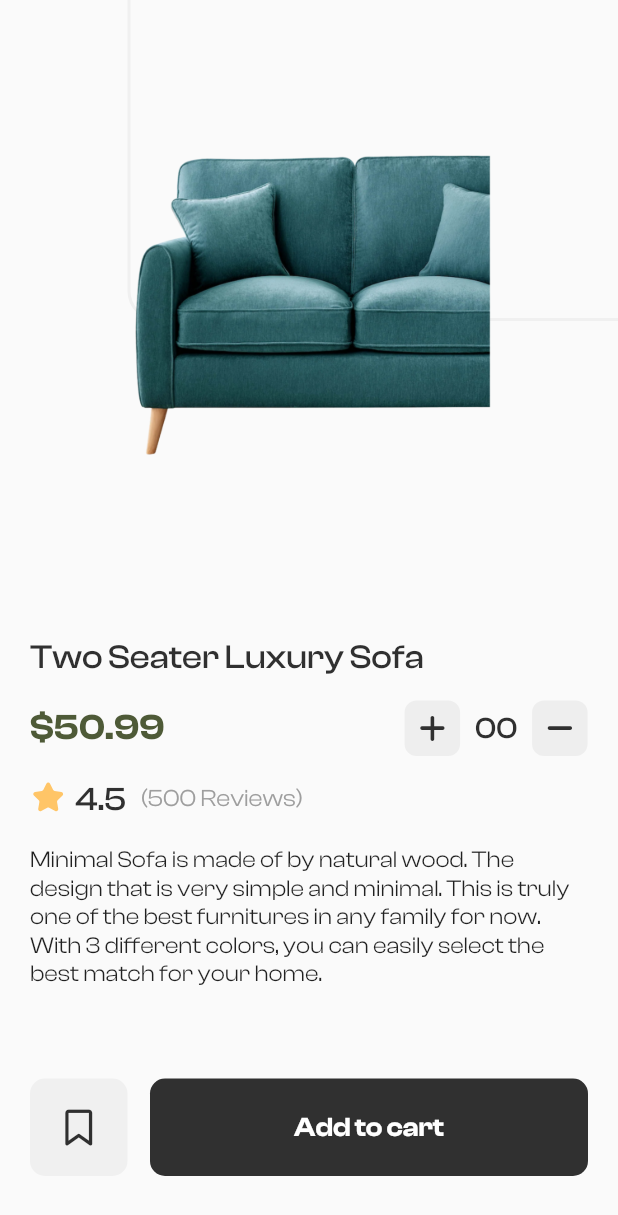
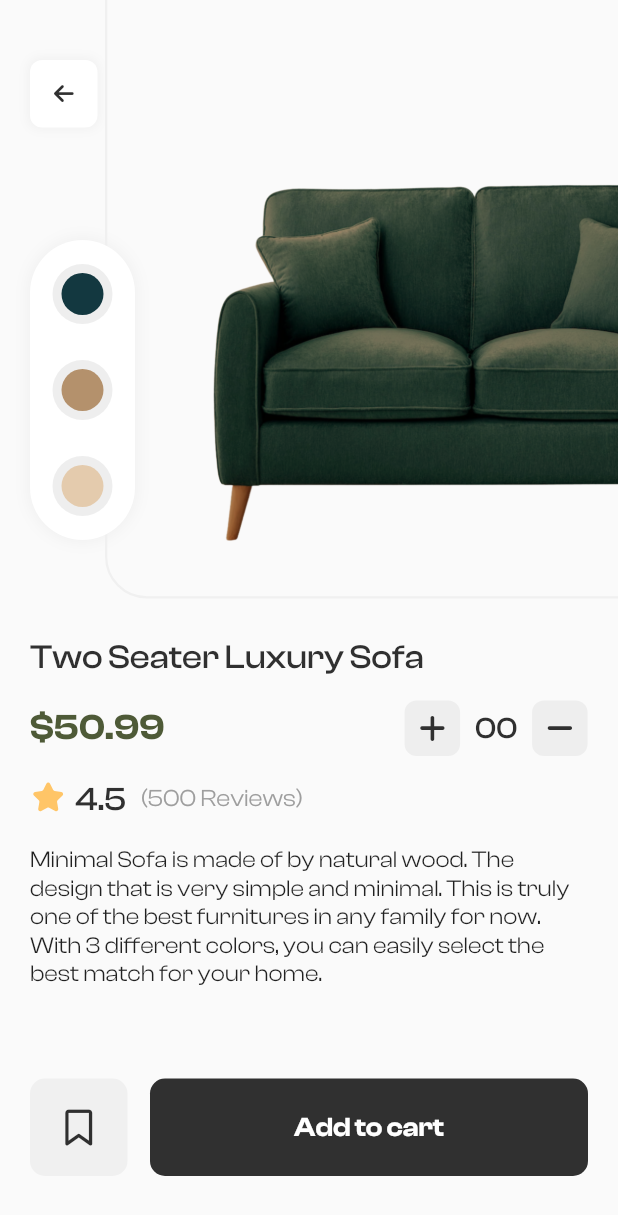
Before and after one commit to Aditya1402/FlutterDaily, a Flutter app: the ProductPage screen opened directly, on a phone screen of 412 x 824 dp. Shown: the top 1215 px of the screen. Run offline on Flutter 3.47's test engine with Material 2 defaults, Android fonts, the phone set to English and light mode, and no system bars; our stand-ins replace blur, flutter_svg, font_awesome_flutter.

Commit message:
Add ColorPicker to change Image Colors

```diff
--- a/day02/lib/Screens/productPage.dart
+++ b/day02/lib/Screens/productPage.dart
@@ -1,3 +1,4 @@
+import 'package:day02/Screens/home_page.dart';
 import 'package:day02/palette.dart';
 import 'package:day02/widgets/ProductPage/counter.dart';
 import 'package:flutter/material.dart';
@@ -5,8 +6,24 @@ import 'package:flutter/material.dart';
 import 'package:flutter_svg/flutter_svg.dart';
 import 'package:font_awesome_flutter/font_awesome_flutter.dart';
 
-class ProductPage extends StatelessWidget {
+import '../widgets/ProductPage/color_picker.dart';
+
+List<Color> colors = const [
+  Color(0XFF133840),
+  Color(0XFFB4916C),
+  Color(0XFFE4CBAD),
+];
+
+class ProductPage extends StatefulWidget {
+  @override
+  State<ProductPage> createState() => _ProductPageState();
+}
+
+class _ProductPageState extends State<ProductPage> {
   late BuildContext scaffoldContext;
+
+  Color setColor = colors[1];
+
   @override
   Widget build(BuildContext context) {
     return Scaffold(body: Builder(
@@ -20,21 +37,94 @@ class ProductPage extends StatelessWidget {
               child: Stack(
                 children: [
                   Positioned(
-                    left: 85,
-                    bottom: 210,
+                    left: 70,
+                    bottom: 25,
                     child: Container(
-                      height: 500,
+                      height: 600,
                       width: 900,
                       decoration: BoxDecoration(
                           border:
-                              Border.all(color: Palette.secondary, width: 2),
-                          borderRadius: BorderRadius.circular(20)),
+                              Border.all(color: Palette.secondary, width: 1.5),
+                          borderRadius: BorderRadius.circular(28)),
                     ),
                   ),
-                  Image.asset(
-                    "assets/images/product.png",
-                    width: 800,
-                  )
+                  Positioned(
+                    left: 35,
+                    child: ColorFiltered(
+                      colorFilter:
+                          ColorFilter.mode(setColor, BlendMode.modulate),
+                      child: Container(
+                        child: Image.asset(
+                          "assets/images/product.png",
+                          width: 490,
+                        ),
+                      ),
+                    ),
+                  ),
+                  Positioned(
+                    left: 20,
+                    top: 160,
+                    child: Container(
+                      height: 200,
+                      width: 70,
+                      decoration: BoxDecoration(
+                          boxShadow: const [
+                            BoxShadow(
+                                color: Palette.secondary,
+                                spreadRadius: 1.5,
+                                blurRadius: 8)
+                          ],
+                          color: Colors.white,
+                          borderRadius: BorderRadius.circular(100)),
+                      child: Column(
+                        mainAxisAlignment: MainAxisAlignment.center,
+                        children: [
+                          GestureDetector(
+                              onTap: (() => setState(() {
+                                    setColor = colors[0];
+                                  })),
+                              child: Picker(const Color(0XFF133840))),
+                          const SizedBox(height: 24),
+                          GestureDetector(
+                            onTap: (() => setState(() {
+                                    setColor = colors[1];
+                                  })),
+                            child: Picker(const Color(0XFFB4916C))),
+                          const SizedBox(height: 24),
+                          GestureDetector(
+                            onTap: (() => setState(() {
+                                    setColor = colors[2];
+                                  })),
+                            child: Picker(const Color(0XFFE4CBAD))),
+                        ],
+                      ),
+                    ),
+                  ),
+                  Positioned(
+                    left: 20,
+                    top: 40,
+                    child: GestureDetector(
+                      onTap: (() => Navigator.pop(context)),
+                      child: Container(
+                        height: 45,
+                        width: 45,
+                        decoration: BoxDecoration(
+                            boxShadow: const [
+                              BoxShadow(
+                                  color: Palette.secondary,
+                                  spreadRadius: 1,
+                                  blurRadius: 5)
+                            ],
+                            color: Colors.white,
+                            borderRadius: BorderRadius.circular(8)),
+                        child: const Icon(
+                          FontAwesomeIcons.arrowLeft,
+                          color: Palette.primary,
+                          size: 15,
+                        ),
+                      ),
+                    ),
+                  ),
                 ],
               ),
             ),
@@ -124,7 +214,7 @@ class ProductPage extends StatelessWidget {
                     child: GestureDetector(
                       onTap: () => ScaffoldMessenger.of(scaffoldContext)
                           .showSnackBar(SnackBar(
-                            duration: const Duration(seconds: 2),
+                        duration: const Duration(seconds: 2),
                         backgroundColor: Palette.navyGreen,
                         content: Text(
                           number > 1
--- /dev/null
+++ b/day02/lib/widgets/ProductPage/color_picker.dart
@@ -0,0 +1,25 @@
+import 'package:day02/palette.dart';
+import 'package:flutter/material.dart';
+
+class Picker extends StatelessWidget {
+  Color colorPicker;
+  Picker(this.colorPicker);
+
+  @override
+  Widget build(BuildContext context) {
+    return Container(
+      height: 40,
+      width: 40,
+      decoration:
+          BoxDecoration(shape: BoxShape.circle, color: Colors.grey[200]),
+      child: Padding(
+        padding: const EdgeInsets.all(6.0),
+        child: Container(
+          height: 20,
+          width: 20,
+          decoration: BoxDecoration(shape: BoxShape.circle, color: colorPicker),
+        ),
+      ),
+    );
+  }
+}
```
